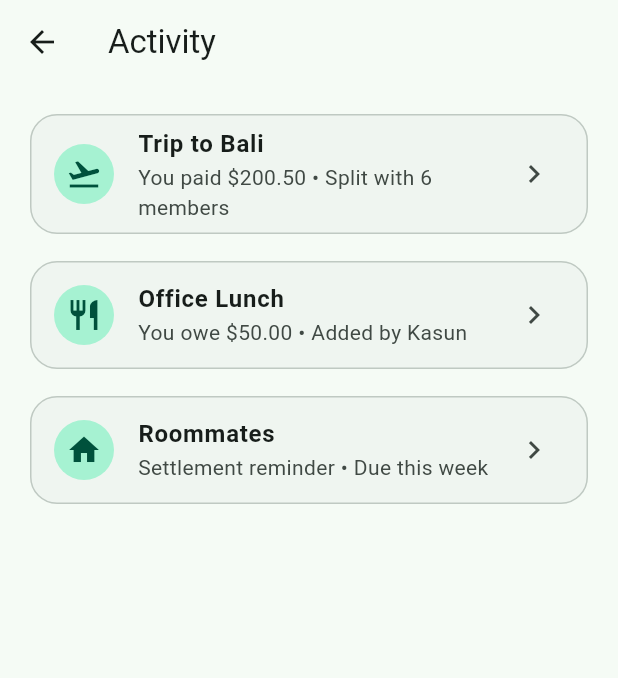
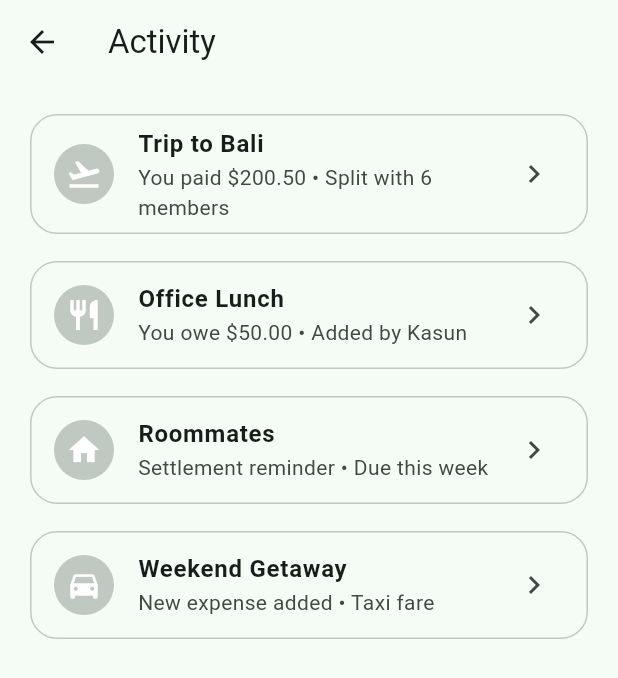
Before and after one commit to chanupadulnuwan/paypatch, a Flutter app: the ActivityScreen screen opened directly, on a phone screen of 412 x 824 dp. Shown: the top 678 px of the screen. Run offline on Flutter 3.47's test engine with Material 3 defaults, Android fonts, the light colour scheme and no system bars.

Commit message:
implement the add friends screen and UI changes in Activity screen

```diff
--- a/lib/screens/activity/activity_screen.dart
+++ b/lib/screens/activity/activity_screen.dart
@@ -6,47 +6,67 @@ class ActivityScreen extends StatelessWidget {
   @override
   Widget build(BuildContext context) {
     final theme = Theme.of(context);
+    final cs = theme.colorScheme;
+
+    const pageBg = Color.fromARGB(255, 245, 251, 245);
 
     return Scaffold(
+      backgroundColor: pageBg,
       appBar: AppBar(title: const Text('Activity')),
       body: ListView(
         padding: const EdgeInsets.all(16),
         children: [
           _activityCard(
-            theme,
+            cs,
             title: 'Trip to Bali',
             subtitle: 'You paid \$200.50 • Split with 6 members',
             icon: Icons.flight_takeoff,
           ),
           const SizedBox(height: 10),
           _activityCard(
-            theme,
+            cs,
             title: 'Office Lunch',
             subtitle: 'You owe \$50.00 • Added by Kasun',
             icon: Icons.restaurant,
           ),
           const SizedBox(height: 10),
           _activityCard(
-            theme,
+            cs,
             title: 'Roommates',
             subtitle: 'Settlement reminder • Due this week',
             icon: Icons.home,
+          ),
+          const SizedBox(height: 10),
+          _activityCard(
+            cs,
+            title: 'Weekend Getaway',
+            subtitle: 'New expense added • Taxi fare',
+            icon: Icons.directions_car,
           ),
         ],
       ),
     );
   }
 
-  Widget _activityCard(ThemeData theme,
-      {required String title, required String subtitle, required IconData icon}) {
+  Widget _activityCard(
+    ColorScheme cs, {
+    required String title,
+    required String subtitle,
+    required IconData icon,
+  }) {
     return Card(
       elevation: 0,
+      color: const Color.fromARGB(255, 245, 251, 245),
+      surfaceTintColor: Colors.transparent,
       shape: RoundedRectangleBorder(
         borderRadius: BorderRadius.circular(18),
-        side: BorderSide(color: theme.colorScheme.outlineVariant),
+        side: BorderSide(color: cs.outlineVariant),
       ),
       child: ListTile(
-        leading: CircleAvatar(child: Icon(icon)),
+        leading: CircleAvatar(
+          backgroundColor: cs.outlineVariant,
+          child: Icon(icon, color: Colors.white),
+        ),
         title: Text(title, style: const TextStyle(fontWeight: FontWeight.w700)),
         subtitle: Text(subtitle),
         trailing: const Icon(Icons.chevron_right),
```
Also changed, not shown: lib/screens/friends/friends_screen.dart (+16 -10 lines).
